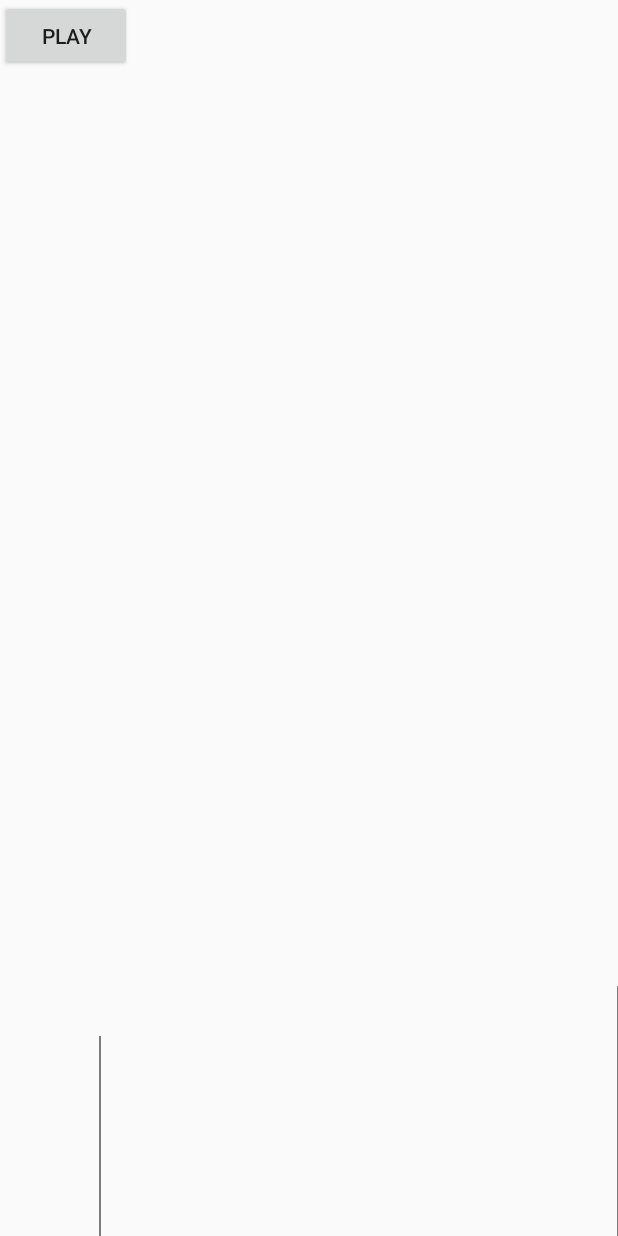
After one commit to PaWeek/JumpGame, an Android app: the layout activity_game.xml on its own in the app's theme, with its tools: preview values and no code run, on a phone screen of 412 x 824 dp. The commit adds this screen. Run offline under Robolectric (Android 15) with nearby library versions, the phone set to English and light mode, and no system bars.

Commit message:
added basic game logic

```diff
--- /dev/null
+++ b/app/src/main/java/com/example/paweek/jjump/GameComponent.java
@@ -0,0 +1,166 @@
+package com.example.paweek.jjump;
+
+import android.content.Context;
+import android.graphics.Canvas;
+import android.graphics.Color;
+import android.graphics.Paint;
+import android.os.Handler;
+import android.util.AttributeSet;
+import android.view.View;
+import android.widget.TextView;
+
+public class GameComponent extends View {
+
+    public TextView txtPoints;
+    private Paint paint;
+    private Integer jumpHeight, jumpPosition, substaclePosition, points;
+    private Boolean goDown, goUp;
+    public Boolean play;
+    private Thread jumpThread, substaclesThread;
+
+    public GameComponent(Context context, AttributeSet attrs) {
+        super(context, attrs);
+        points = 0;
+        jumpHeight = 600;
+        jumpPosition = 0;
+        substaclePosition = 0;
+        goDown = goUp = play = false;
+        paint = new Paint(Paint.ANTI_ALIAS_FLAG);
+        paint.setColor(Color.BLACK);
+        jumpThread = new Thread(new JumpThread(new Handler()));
+        substaclesThread = new Thread(new RunThread(new Handler()));
+        jumpThread.start();
+        substaclesThread.start();
+    }
+
+    @Override
+    protected void onDraw(Canvas canvas) {
+        super.onDraw(canvas);
+
+        canvas.drawLine(100, this.getHeight() - jumpPosition, 100, getHeight() - 200 - jumpPosition, paint);
+
+        canvas.drawLine(this.getWidth() - substaclePosition, this.getHeight(), this.getWidth() - substaclePosition, getHeight() - 250, paint);
+    }
+
+    public void addTxt(TextView txt) {
+        txtPoints = txt;
+    }
+
+    public void jump() {
+        if (!goUp && !goDown)
+            goUp = true;
+    }
+
+    public boolean isCrash() {
+        return ((this.getWidth() - substaclePosition) == 100 && (getHeight() - jumpPosition) >= this.getHeight() - 200);
+    }
+
+    private void jumpLogic() {
+        if (!play) return;
+        if (goUp) {
+            jumpPosition ++;
+            if (jumpPosition.equals(jumpHeight)) {
+                goUp = false;
+                goDown = true;
+            }
+        }
+
+        if (goDown) {
+            jumpPosition --;
+
+            if (jumpPosition.equals(0))
+                goDown = false;
+        }
+    }
+
+    private void substaclesLogic() {
+        if (!play) return;
+        if (!substaclePosition.equals(getWidth()))
+            substaclePosition++;
+        else
+            substaclePosition = 1;
+
+        if (substaclePosition == getWidth() - 1) {
+            points++;
+            txtPoints.setText(points.toString());
+        }
+    }
+
+    private void addPoints() {
+        for (int i = 1; i <= 10; i++) {
+            if ((((this.getWidth()/10)*i)/(this.getWidth()-substaclePosition))== 1) {
+                points++;
+                txtPoints.setText(points.toString());
+            }
+        }
+    }
+
+    public void pauseGame() {
+        play = false;
+    }
+
+    public void startGame() {
+        play = true;
+    }
+
+    class JumpThread implements Runnable {
+        private Handler handler;
+
+        public JumpThread(Handler h)
+        {
+            handler = h;
+        }
+
+        @Override
+        public void run() {
+            while (true) {
+                try {
+                    Thread.sleep(0,400000);
+
+                    handler.post(new Runnable() {
+                        @Override
+                        public void run() {
+                            if (!isCrash())
+                                jumpLogic();
+                        }
+                    });
+
+                } catch (InterruptedException e) {
+                    // TODO Auto-generated catch block
+                    e.printStackTrace();
+                }
+            }
+        }
+    }
+
+    class RunThread implements Runnable {
+        private Handler handler;
+
+        public RunThread(Handler h)
+        {
+            handler = h;
+        }
+
+        @Override
+        public void run() {
+            while (true) {
+                try {
+                    Thread.sleep(1);
+
+                    handler.post(new Runnable() {
+                        @Override
+                        public void run() {
+                            if (isCrash()) pauseGame();
+                            substaclesLogic();
+                            invalidate();
+                        }
+                    });
+
+                } catch (InterruptedException e) {
+                    // TODO Auto-generated catch block
+                    e.printStackTrace();
+                }
+            }
+        }
+    }
+}
--- /dev/null
+++ b/app/src/main/res/layout/activity_game.xml
@@ -0,0 +1,35 @@
+<?xml version="1.0" encoding="utf-8"?>
+<LinearLayout xmlns:android="http://schemas.android.com/apk/res/android"
+    xmlns:app="http://schemas.android.com/apk/res-auto"
+    xmlns:tools="http://schemas.android.com/tools"
+    android:layout_width="match_parent"
+    android:orientation="vertical"
+    android:layout_height="match_parent"
+    tools:context=".GameActivity">
+
+    <LinearLayout
+        android:layout_width="match_parent"
+        android:layout_height="wrap_content"
+        android:orientation="horizontal">
+
+        <Button
+            android:id="@+id/btnPausePlay"
+            android:onClick="gameClick"
+            android:layout_width="wrap_content"
+            android:layout_height="wrap_content"
+            android:text="@string/play"/>
+
+        <TextView
+            android:id="@+id/lblPoints"
+            android:layout_width="wrap_content"
+            android:layout_height="wrap_content"/>
+
+    </LinearLayout>
+
+    <com.example.paweek.jjump.GameComponent
+        android:id="@+id/jumpGameComponent"
+        android:onClick="gameClick"
+        android:layout_width="match_parent"
+        android:layout_height="match_parent" />
+
+</LinearLayout>
--- a/app/src/main/res/values/colors.xml
+++ b/app/src/main/res/values/colors.xml
@@ -1,7 +1,7 @@
 <?xml version="1.0" encoding="utf-8"?>
 <resources>
     <color name="colorPrimary">#404040</color>
-    <color name="colorPrimaryDark">#00574B</color>
+    <color name="colorPrimaryDark">#000000</color>
     <color name="colorAccent">#D81B60</color>
     <color name="colorBtnMenu">#404040</color>
     <color name="colorBlack">#000000</color>
--- a/app/src/main/res/values/strings.xml
+++ b/app/src/main/res/values/strings.xml
@@ -1,3 +1,6 @@
 <resources>
     <string name="app_name">Jump Game</string>
+    <string name="play">Play</string>
+    <string name="rank">Rank</string>
+    <string name="how_play">How Play</string>
 </resources>
```
Also changed, not shown: app/src/main/AndroidManifest.xml (+6 -1 lines), app/src/main/java/com/example/paweek/jjump/GameActivity.java (added, +40 -0 lines), app/src/main/java/com/example/paweek/jjump/HowToActivity.java (added, +13 -0 lines), app/src/main/java/com/example/paweek/jjump/MainActivity.java (+32 -0 lines), app/src/main/java/com/example/paweek/jjump/RankActivity.java (added, +13 -0 lines), app/src/main/res/layout/activity_how_to.xml (added, +9 -0 lines), app/src/main/res/layout/activity_main.xml (+18 -5 lines), app/src/main/res/layout/activity_rank.xml (added, +9 -0 lines).
